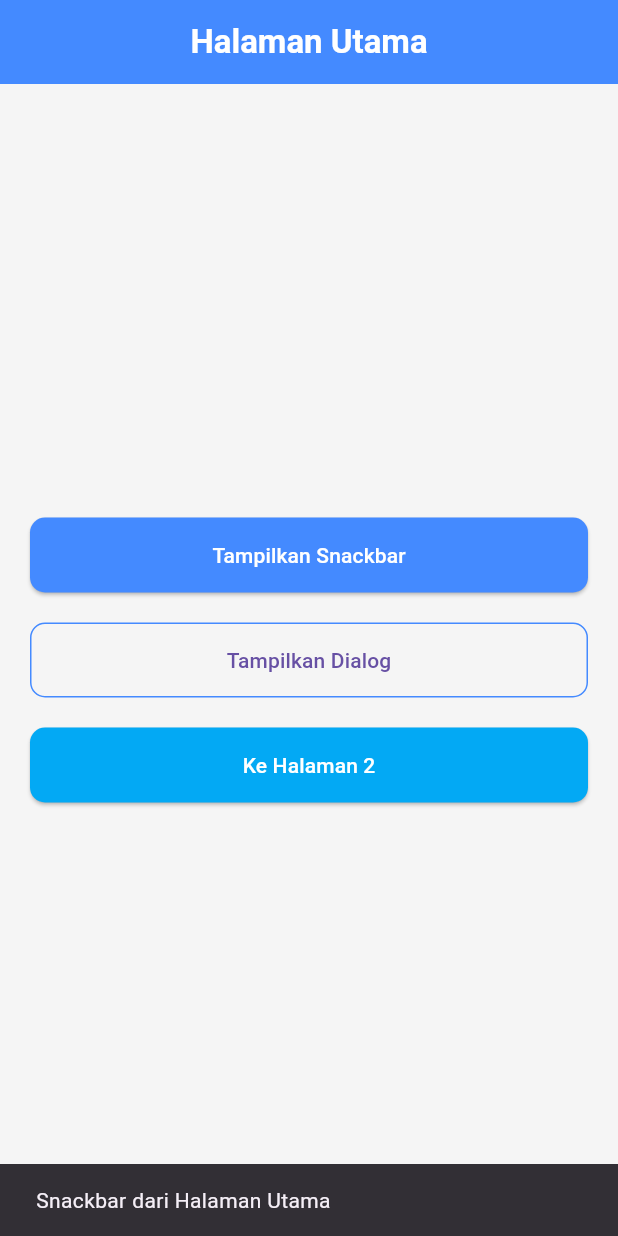
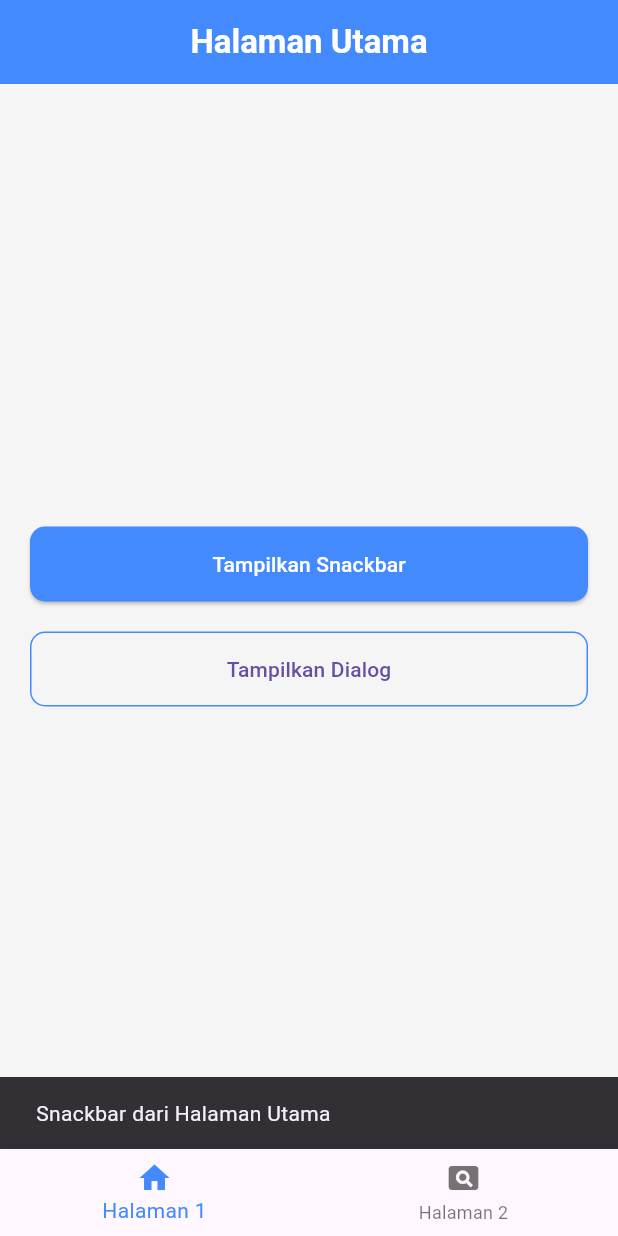
Before and after one commit to SuryaaAulia/Notifications-App, a Flutter app: the screen it shows after launch, after a tap on "Tampilkan Snackbar", on a phone screen of 412 x 824 dp. Run offline on Flutter 3.47's test engine with Material 3 defaults, Android fonts, the phone set to English and light mode, and no system bars; our stand-ins replace flutter_local_notifications.

Commit message:
upd navbar

```diff
--- a/lib/main.dart
+++ b/lib/main.dart
@@ -21,7 +21,52 @@ class MyApp extends StatelessWidget {
           bodyText2: TextStyle(color: Colors.black54),
         ),
       ),
-      home: const HomePage(),
+      home: const MainPage(), // Ganti dengan MainPage
+    );
+  }
+}
+
+class MainPage extends StatefulWidget {
+  const MainPage({super.key});
+
+  @override
+  _MainPageState createState() => _MainPageState();
+}
+
+class _MainPageState extends State<MainPage> {
+  int _selectedIndex = 0;
+
+  // List untuk menyimpan halaman yang akan ditampilkan
+  final List<Widget> _pages = [
+    const HomePage(),
+    const PageTwo(),
+  ];
+
+  void _onItemTapped(int index) {
+    setState(() {
+      _selectedIndex = index;
+    });
+  }
+
+  @override
+  Widget build(BuildContext context) {
+    return Scaffold(
+      body: _pages[_selectedIndex], // Menampilkan halaman berdasarkan index
+      bottomNavigationBar: BottomNavigationBar(
+        items: const <BottomNavigationBarItem>[
+          BottomNavigationBarItem(
+            icon: Icon(Icons.home),
+            label: 'Halaman 1',
+          ),
+          BottomNavigationBarItem(
+            icon: Icon(Icons.pageview),
+            label: 'Halaman 2',
+          ),
+        ],
+        currentIndex: _selectedIndex,
+        selectedItemColor: Colors.blueAccent,
+        onTap: _onItemTapped,
+      ),
     );
   }
 }
@@ -94,24 +139,6 @@ class HomePage extends StatelessWidget {
                 ),
               ),
               child: const Text('Tampilkan Dialog'),
-            ),
-            const SizedBox(height: 20),
-            ElevatedButton(
-              onPressed: () {
-                Navigator.push(
-                  context,
-                  MaterialPageRoute(builder: (context) => const PageTwo()),
-                );
-              },
-              style: ElevatedButton.styleFrom(
-                backgroundColor: Colors.lightBlue,
-                padding: const EdgeInsets.symmetric(vertical: 15),
-                shape: RoundedRectangleBorder(
-                  borderRadius: BorderRadius.circular(10),
-                ),
-              ),
-              child: const Text('Ke Halaman 2',
-                  style: TextStyle(color: Colors.white)),
             ),
           ],
         ),
```
